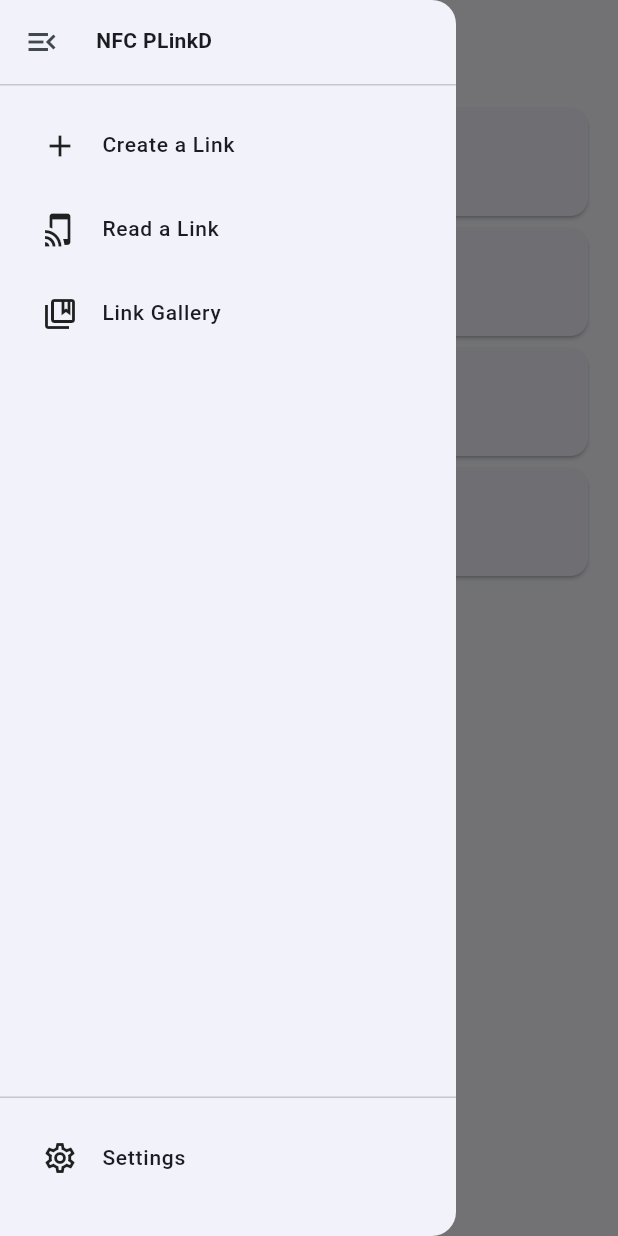
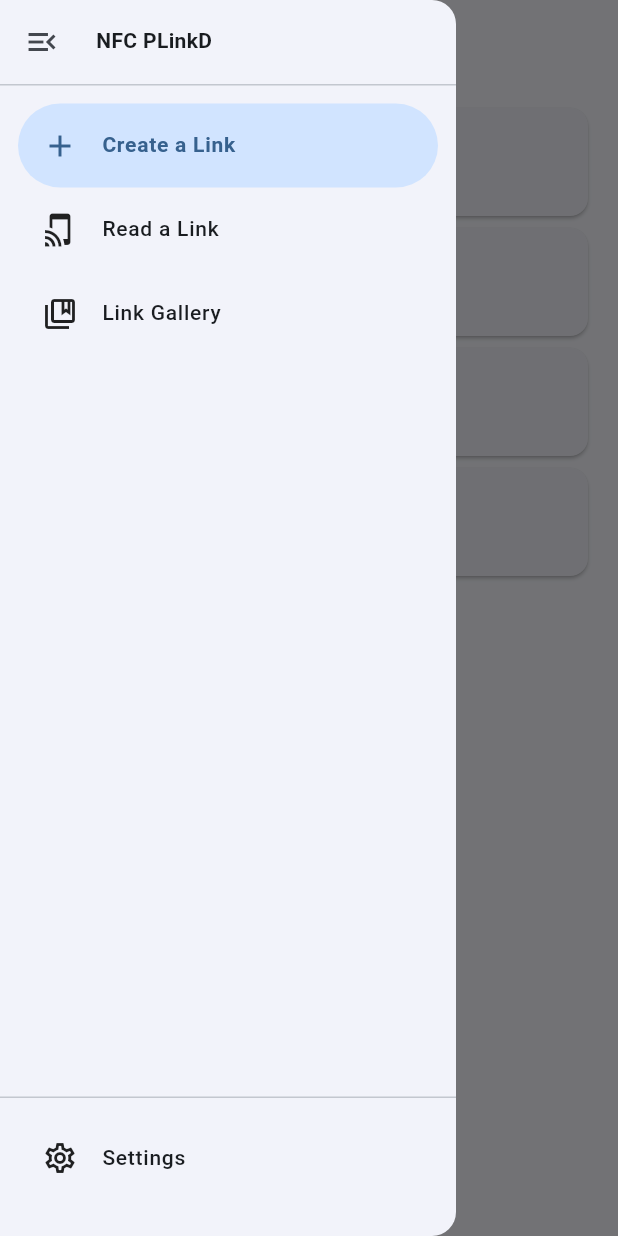
Before and after one commit to BHznJNs/NFC-PLinkD, a Flutter app: the screen it shows after launch, with the side drawer open, on a phone screen of 412 x 824 dp. Run offline on Flutter 3.47's test engine with Material 3 defaults, Android fonts, the phone set to English and light mode, and no system bars; drawn by our look-alikes of dynamic_color; our stand-ins replace app_links, fc_native_video_thumbnail, file_picker, flutter_image_compress, flutter_speed_dial, image_picker and 9 more; missing offline and left inert: audio_waveforms, flutter_fgbg, nfc_manager, receive_sharing_intent, universal_video_controls and 1 more; accounts and stored records are empty.

```diff
--- a/lib/components/drawer.dart
+++ b/lib/components/drawer.dart
@@ -35,7 +35,11 @@ class ScaffoldDrawer extends StatelessWidget {
       _DrawerItemData(l10n.drawer_galleryPage, '/gallery' , Icons.collections_bookmark_outlined, Icons.collections_bookmark),
       _DrawerItemData(l10n.drawer_settingPage, '/settings', Icons.settings_outlined            , Icons.settings            ),
     ];
-    final currentRoute = ModalRoute.of(context)?.settings.name ?? '/create';
+    final currentRoute = (() {
+      final routeName = ModalRoute.of(context)?.settings.name;
+      if (routeName == null || routeName == '/') return '/create';
+      return routeName;
+    })();
     return Drawer(
       child: SafeArea(
         child: Column(
--- a/lib/main.dart
+++ b/lib/main.dart
@@ -135,7 +135,7 @@ class MyAppState extends State<MyApp> {
       seedColor: colorTheme,
       brightness: Brightness.dark,
     );
-    final routes = {
+    final routes = <String, Widget Function(BuildContext)>{
       '/create': (context) => ScaffoldWithDrawer(
         title: S.of(context)?.drawer_createPage ?? 'Create a Link',
         body: CreatePage(),
@@ -186,15 +186,7 @@ class MyAppState extends State<MyApp> {
             ),
           ),
           themeMode: themeProvider.theme.toThemeMode(),
-          home: Builder(
-            builder: (context) {
-              return ScaffoldWithDrawer(
-                title: S.of(context)?.drawer_createPage ?? 'Create a Link',
-                body: CreatePage(),
-                drawer: sharedDrawer,
-              );
-            },
-          ),
+          home: Builder(builder: routes['/create']!),
           routes: routes,
         );
       }
--- a/pubspec.yaml
+++ b/pubspec.yaml
@@ -16,7 +16,7 @@ publish_to: 'none' # Remove this line if you wish to publish to pub.dev
 # https://developer.apple.com/library/archive/documentation/General/Reference/InfoPlistKeyReference/Articles/CoreFoundationKeys.html
 # In Windows, build-name is used as the major, minor, and patch parts
 # of the product and file versions while build-number is used as the build suffix.
-version: 1.1.2
+version: 1.1.3
 
 environment:
   sdk: ^3.6.1
```
